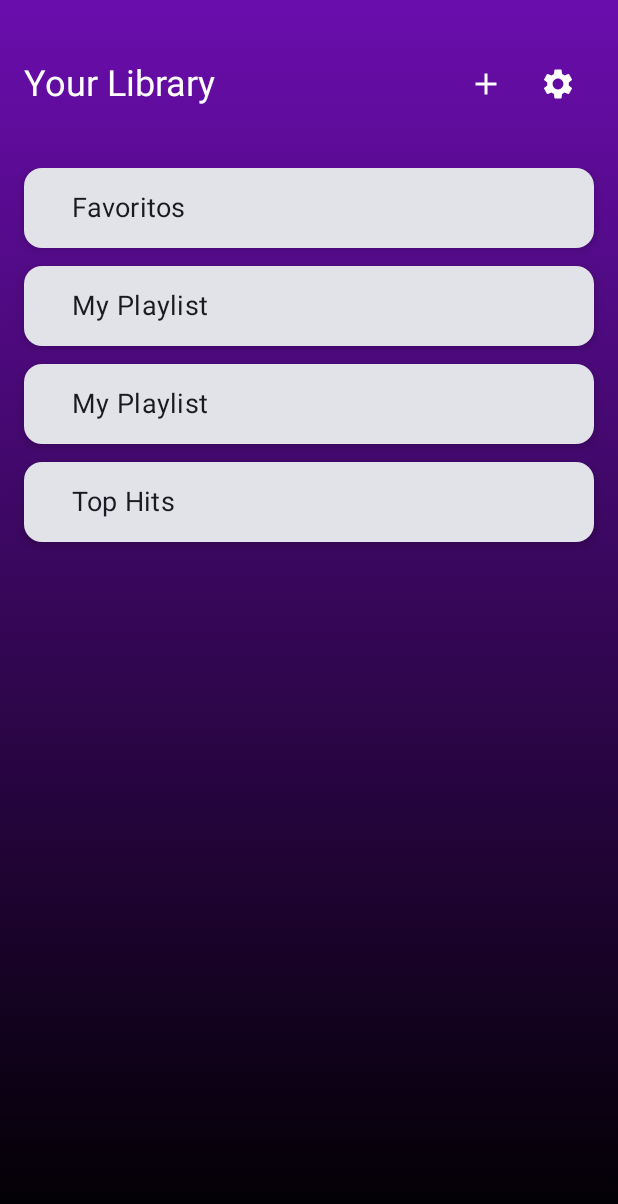
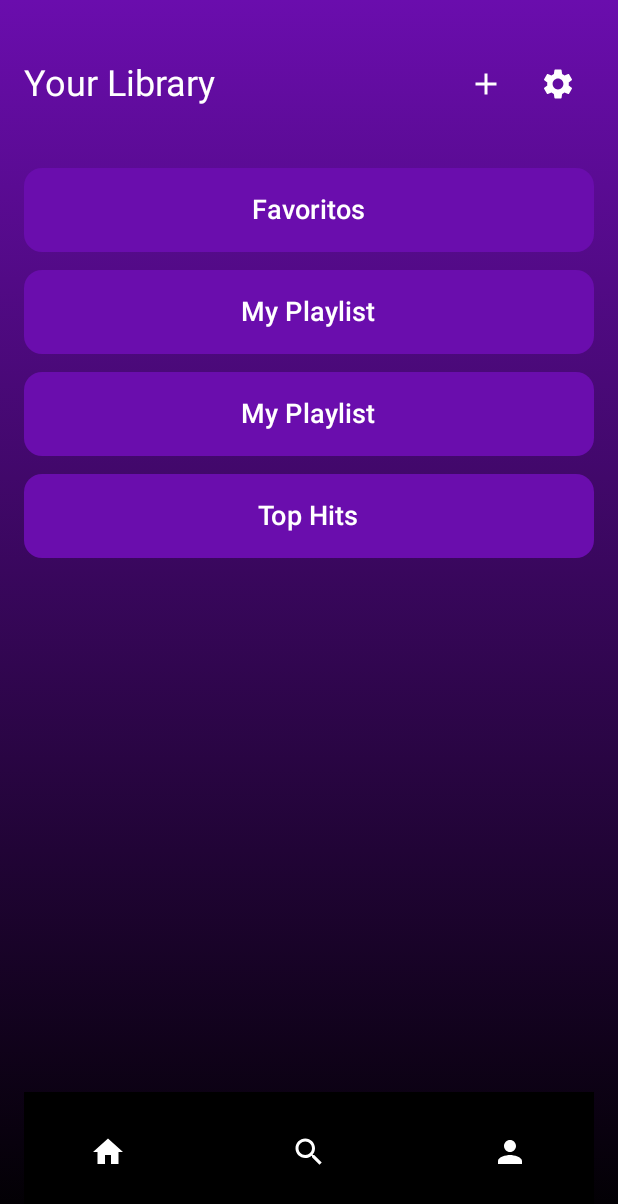
Before and after one commit to GenserDev/WorldMusic, an Android app built with Jetpack Compose: the MyLibraryActivity screen opened directly, with no data from a screen before it, on a phone screen of 412 x 824 dp. Shown: the top 1204 px of the screen. Run offline under Robolectric (Android 15) with nearby library versions, the phone set to English and light mode, and no system bars.

Commit message:
Pantalla de Library

```diff
--- a/app/src/main/java/com/example/musicworld/MyLibraryActivity.kt
+++ b/app/src/main/java/com/example/musicworld/MyLibraryActivity.kt
@@ -4,12 +4,14 @@ import android.os.Bundle
 import androidx.activity.ComponentActivity
 import androidx.activity.compose.setContent
 import androidx.compose.foundation.background
-import androidx.compose.foundation.clickable
 import androidx.compose.foundation.layout.*
 import androidx.compose.foundation.lazy.LazyColumn
 import androidx.compose.foundation.shape.RoundedCornerShape
 import androidx.compose.material.icons.Icons
 import androidx.compose.material.icons.filled.Add
+import androidx.compose.material.icons.filled.Home
+import androidx.compose.material.icons.filled.Person
+import androidx.compose.material.icons.filled.Search
 import androidx.compose.material.icons.filled.Settings
 import androidx.compose.material3.*
 import androidx.compose.runtime.Composable
@@ -37,7 +39,7 @@ class MyLibraryActivity : ComponentActivity() {
 
 @Composable
 fun LibraryScreen() {
-    // Lista de playlists con nombres
+    // Lista de playlists con nombres personalizados
     val playlists = remember { mutableStateListOf("Favoritos", "My Playlist", "My Playlist", "Top Hits") }
 
     Column(
@@ -45,7 +47,7 @@ fun LibraryScreen() {
             .fillMaxSize()
             .background(
                 brush = Brush.verticalGradient(
-                    colors = listOf(Color(0xFF6A0DAD), Color.Black)
+                    colors = listOf(Color(0xFF6A0DAD), Color.Black) // Morado a negro
                 )
             )
             .padding(16.dp)
@@ -88,40 +90,73 @@ fun LibraryScreen() {
 
         // Lista de playlists
         LazyColumn(
-            modifier = Modifier.fillMaxSize(),
+            modifier = Modifier
+                .weight(1f)
+                .fillMaxWidth(),
             verticalArrangement = Arrangement.spacedBy(12.dp)
         ) {
             items(playlists.size) { index ->
-                PlaylistCard(playlistName = playlists[index])
+                PlaylistButton(playlistName = playlists[index]) {
+                    // Acción al hacer clic en la playlist
+                    // Puedes agregar la lógica para redirigir a la pantalla correspondiente aquí
+                }
             }
         }
+
+        // Menú inferior con iconos
+        BottomNavigationBar()
     }
 }
 
 @Composable
-fun PlaylistCard(playlistName: String) {
-    Card(
+fun PlaylistButton(playlistName: String, onClick: () -> Unit) {
+    Button(
+        onClick = onClick,
         modifier = Modifier
             .fillMaxWidth()
-            .clickable { /* Acción al hacer clic en una playlist */ },
-        shape = RoundedCornerShape(12.dp),
-        elevation = CardDefaults.cardElevation(4.dp)
+            .height(56.dp),
+        colors = ButtonDefaults.buttonColors(containerColor = Color(0xFF6A0DAD)), // Color del botón
+        shape = RoundedCornerShape(12.dp)
     ) {
-        Row(
-            modifier = Modifier
-                .fillMaxWidth()
-                .padding(16.dp),
-            verticalAlignment = Alignment.CenterVertically
-        ) {
+        Text(
+            text = playlistName,
+            fontSize = 18.sp, // Tamaño de la fuente
+            color = Color.White // Cambiamos el color del texto a blanco
+        )
+    }
+}
 
-            // Espacio donde estaba la imagen anterior
-            Spacer(modifier = Modifier.width(16.dp))
+@Composable
+fun BottomNavigationBar() {
+    Row(
+        modifier = Modifier
+            .fillMaxWidth()
+            .background(Color.Black) // Fondo negro
+            .padding(vertical = 16.dp, horizontal = 32.dp),
+        horizontalArrangement = Arrangement.SpaceBetween,
+        verticalAlignment = Alignment.CenterVertically
+    ) {
+        IconButton(onClick = { /* Acción al ir al menú principal */ }) {
+            Icon(
+                imageVector = Icons.Default.Home,
+                contentDescription = "Home",
+                tint = Color.White
+            )
+        }
 
-            // Nombre de la playlist
-            Text(
-                text = playlistName,
-                style = MaterialTheme.typography.bodyMedium,
-                fontSize = 18.sp
+        IconButton(onClick = { /* Acción al ir al buscador */ }) {
+            Icon(
+                imageVector = Icons.Default.Search,
+                contentDescription = "Search",
+                tint = Color.White
+            )
+        }
+
+        IconButton(onClick = { /* Acción al ir al perfil de usuario */ }) {
+            Icon(
+                imageVector = Icons.Default.Person,
+                contentDescription = "Profile",
+                tint = Color.White
             )
         }
     }
```
